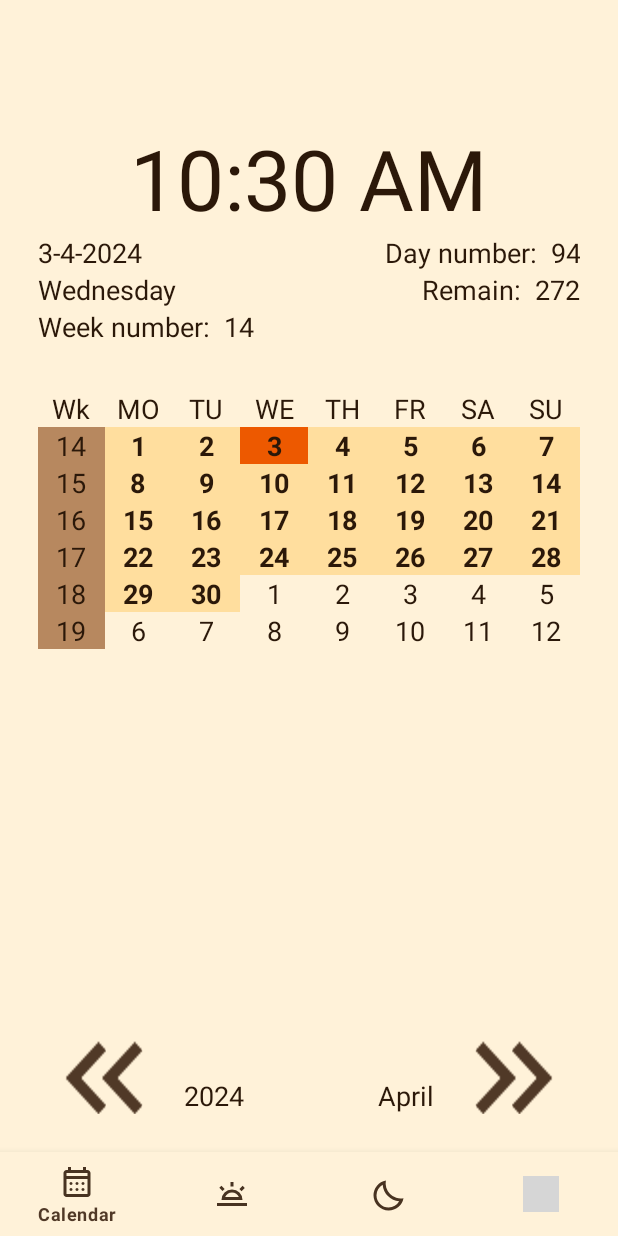
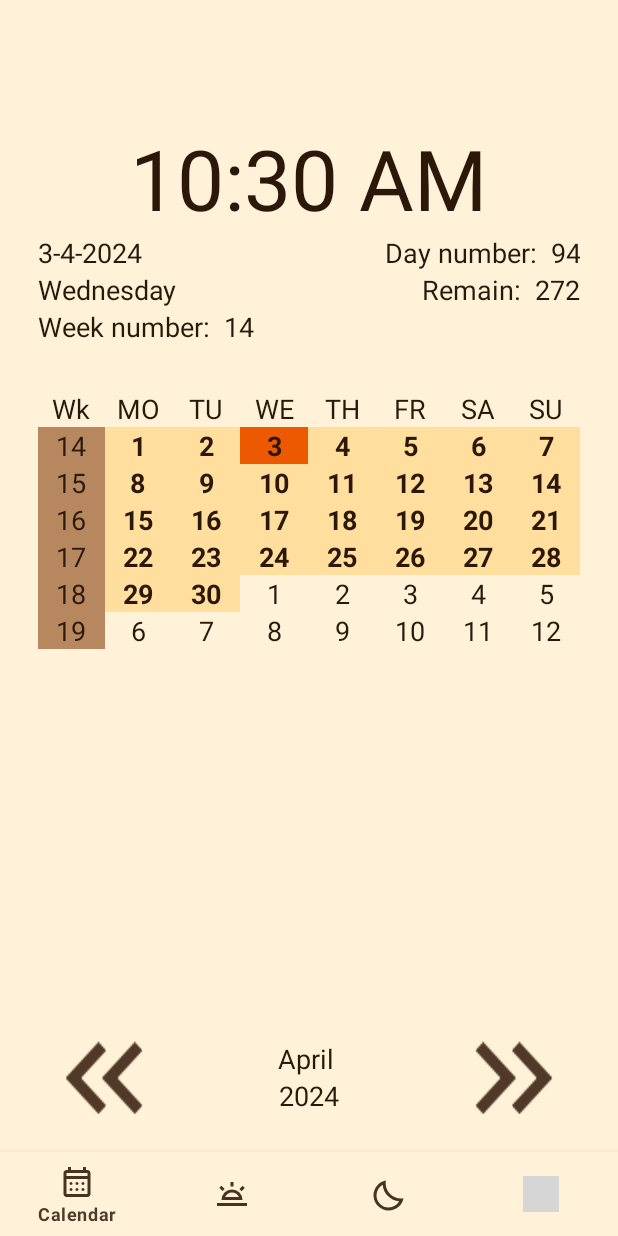
Before and after one commit to simfeo/Horologium, an Android app: the screen it shows after launch (MainActivity), on a phone screen of 412 x 824 dp. Run offline under Robolectric (Android 15) with nearby library versions, the phone set to English and light mode, and no system bars; network calls fail; grey boxes are pictures that could not be loaded.

Commit message:
update of homescreen portrait for small devices

```diff
--- a/app/src/main/java/sim/horologium/app/Utils/AstroMath.java
+++ b/app/src/main/java/sim/horologium/app/Utils/AstroMath.java
@@ -425,8 +425,10 @@ public class AstroMath {
 
     private static double getPhaseDateNext(int cycle, double phase, double jd) {
         double jdTimeOfPhase = getPhaseDate(cycle, phase);
+        int counter = cycle;
         while (jdTimeOfPhase < jd) {
-            jdTimeOfPhase += kSynodicMonth;
+            ++counter;
+            jdTimeOfPhase = getPhaseDate(counter, phase);
         }
         return jdTimeOfPhase;
     }
--- a/app/src/main/java/sim/horologium/app/ui/calendar/CalendarFragment.java
+++ b/app/src/main/java/sim/horologium/app/ui/calendar/CalendarFragment.java
@@ -6,7 +6,6 @@ import static sim.horologium.app.Utils.AstroMath.getWeekNumberFromDate;
 import static sim.horologium.app.Utils.AstroMath.getDayOfWeekAndMonthByYearAndDayNumber;
 import static sim.horologium.app.Utils.AstroMath.getDayOfWeek;
 import static sim.horologium.app.Utils.AstroMath.getDayNum;
-import static sim.horologium.app.Utils.AstroMath.isLeapYearBoolean;
 import static sim.horologium.app.Utils.AstroMath.JDtoDay;
 import static sim.horologium.app.Utils.AstroMath.JDtoMon;
 import static sim.horologium.app.Utils.AstroMath.JDtoYear;
--- a/app/src/main/res/layout/home.xml
+++ b/app/src/main/res/layout/home.xml
@@ -676,19 +676,23 @@
 
     <TextView
         android:id="@+id/settedYear"
-        android:layout_width="wrap_content"
+        android:layout_width="match_parent"
         android:layout_height="wrap_content"
         android:layout_alignParentBottom="true"
+        android:layout_toStartOf="@+id/calendar_next"
         android:layout_toEndOf="@+id/calendar_prev"
+        android:gravity="center"
         android:text="Small Text"
         android:textAppearance="@style/TextAppearance.AppCompat.Medium" />
 
     <TextView
         android:id="@+id/settedMon"
-        android:layout_width="wrap_content"
+        android:layout_width="match_parent"
         android:layout_height="wrap_content"
-        android:layout_alignParentBottom="true"
+        android:layout_above="@+id/settedYear"
         android:layout_toStartOf="@+id/calendar_next"
+        android:layout_toEndOf="@+id/calendar_prev"
+        android:gravity="center"
         android:text="Small Text"
         android:textAppearance="@style/TextAppearance.AppCompat.Medium" />
 </RelativeLayout>
```
